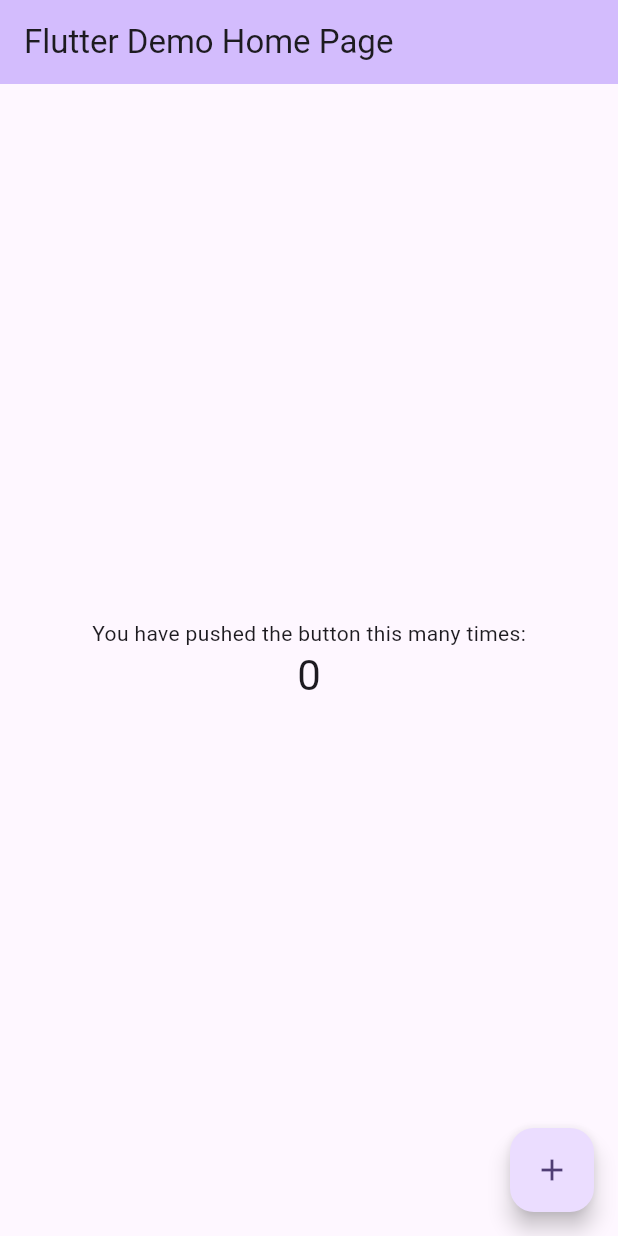
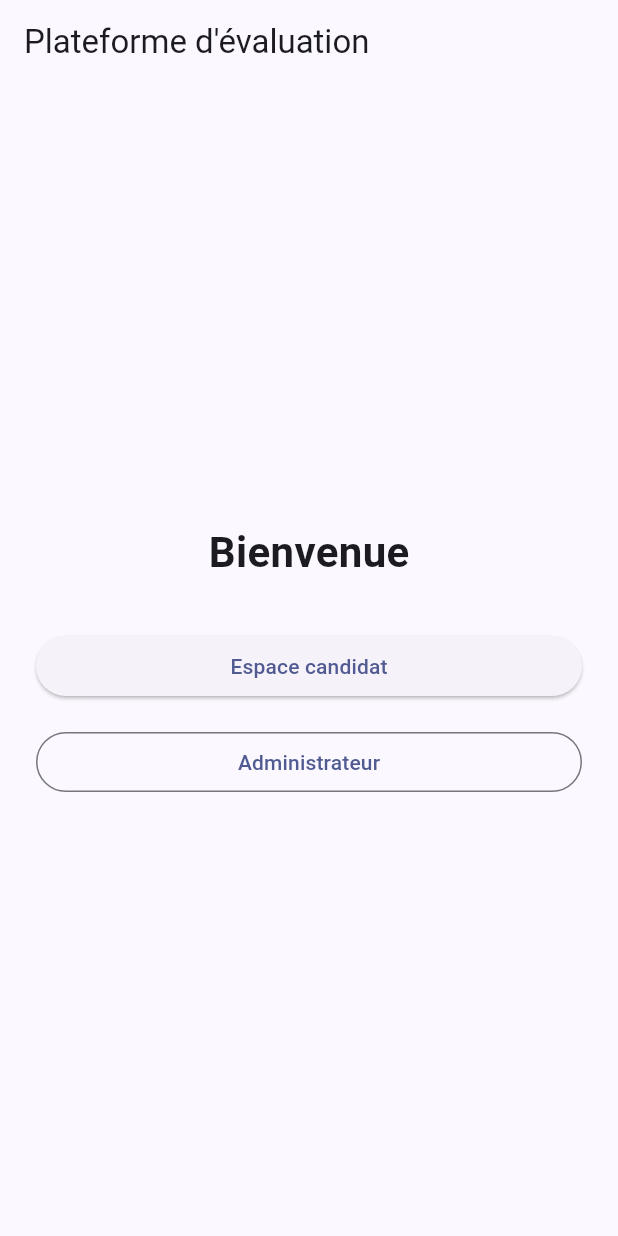
Before and after one commit to REDA0704/TheFlutterProject, a Flutter app: the screen it shows after launch, on a phone screen of 412 x 824 dp. Run offline on Flutter 3.47's test engine with Material 3 defaults, Android fonts, the phone set to English and light mode, and no system bars; our stand-ins replace sqflite, sqflite_common_ffi; accounts and stored records are empty.

Commit message:
feat(us4): accueil, connexion admin et page d'arrivée

```diff
--- a/lib/main.dart
+++ b/lib/main.dart
@@ -3,6 +3,7 @@ import 'services/database_service.dart';
 import 'dart:io';
 import 'package:flutter/foundation.dart';
 import 'package:sqflite_common_ffi/sqflite_ffi.dart';
+import 'screens/accueil/accueil_screen.dart';
 
 void main() async {
   WidgetsFlutterBinding.ensureInitialized();
@@ -13,124 +14,18 @@ void main() async {
     databaseFactory = databaseFactoryFfi;
   }
 
-  final ok = await DatabaseService.instance.verifierAdmin('admin', 'admin123');
-  debugPrint('Admin OK : $ok');
   runApp(const MyApp());
 }
 
 class MyApp extends StatelessWidget {
   const MyApp({super.key});
 
-  // This widget is the root of your application.
-  @override
+    @override
   Widget build(BuildContext context) {
     return MaterialApp(
-      title: 'Flutter Demo',
-      theme: ThemeData(
-        // This is the theme of your application.
-        //
-        // TRY THIS: Try running your application with "flutter run". You'll see
-        // the application has a purple toolbar. Then, without quitting the app,
-        // try changing the seedColor in the colorScheme below to Colors.green
-        // and then invoke "hot reload" (save your changes or press the "hot
-        // reload" button in a Flutter-supported IDE, or press "r" if you used
-        // the command line to start the app).
-        //
-        // Notice that the counter didn't reset back to zero; the application
-        // state is not lost during the reload. To reset the state, use hot
-        // restart instead.
-        //
-        // This works for code too, not just values: Most code changes can be
-        // tested with just a hot reload.
-        colorScheme: .fromSeed(seedColor: Colors.deepPurple),
-      ),
-      home: const MyHomePage(title: 'Flutter Demo Home Page'),
+      title: 'Plateforme d\'évaluation',
+      theme: ThemeData(colorSchemeSeed: Colors.indigo, useMaterial3: true),
+      home: const AccueilScreen(),
     );
   }
 }
-
-class MyHomePage extends StatefulWidget {
-  const MyHomePage({super.key, required this.title});
-
-  // This widget is the home page of your application. It is stateful, meaning
-  // that it has a State object (defined below) that contains fields that affect
-  // how it looks.
-
-  // This class is the configuration for the state. It holds the values (in this
-  // case the title) provided by the parent (in this case the App widget) and
-  // used by the build method of the State. Fields in a Widget subclass are
-  // always marked "final".
-
-  final String title;
-
-  @override
-  State<MyHomePage> createState() => _MyHomePageState();
-}
-
-class _MyHomePageState extends State<MyHomePage> {
-  int _counter = 0;
-
-  void _incrementCounter() {
-    setState(() {
-      // This call to setState tells the Flutter framework that something has
-      // changed in this State, which causes it to rerun the build method below
-      // so that the display can reflect the updated values. If we changed
-      // _counter without calling setState(), then the build method would not be
-      // called again, and so nothing would appear to happen.
-      _counter++;
-    });
-  }
-
-  @override
-  Widget build(BuildContext context) {
-    // This method is rerun every time setState is called, for instance as done
-    // by the _incrementCounter method above.
-    //
-    // The Flutter framework has been optimized to make rerunning build methods
-    // fast, so that you can just rebuild anything that needs updating rather
-    // than having to individually change instances of widgets.
-    return Scaffold(
-      appBar: AppBar(
-        // TRY THIS: Try changing the color here to a specific color (to
-        // Colors.amber, perhaps?) and trigger a hot reload to see the AppBar
-        // change color while the other colors stay the same.
-        backgroundColor: Theme.of(context).colorScheme.inversePrimary,
-        // Here we take the value from the MyHomePage object that was created by
-        // the App.build method, and use it to set our appbar title.
-        title: Text(widget.title),
-      ),
-      body: Center(
-        // Center is a layout widget. It takes a single child and positions it
-        // in the middle of the parent.
-        child: Column(
-          // Column is also a layout widget. It takes a list of children and
-          // arranges them vertically. By default, it sizes itself to fit its
-          // children horizontally, and tries to be as tall as its parent.
-          //
-          // Column has various properties to control how it sizes itself and
-          // how it positions its children. Here we use mainAxisAlignment to
-          // center the children vertically; the main axis here is the vertical
-          // axis because Columns are vertical (the cross axis would be
-          // horizontal).
-          //
-          // TRY THIS: Invoke "debug painting" (choose the "Toggle Debug Paint"
-          // action in the IDE, or press "p" in the console), to see the
-          // wireframe for each widget.
-          mainAxisAlignment: .center,
-          children: [
-            const Text('You have pushed the button this many times:'),
-            Text(
-              '$_counter',
-              style: Theme.of(context).textTheme.headlineMedium,
-            ),
-          ],
-        ),
-      ),
-      floatingActionButton: FloatingActionButton(
-        onPressed: _incrementCounter,
-        tooltip: 'Increment',
-        child: const Icon(Icons.add),
-      ),
-    );
-  }
-}
--- /dev/null
+++ b/lib/screens/accueil/accueil_screen.dart
@@ -0,0 +1,56 @@
+import 'package:flutter/material.dart';
+
+import '../admin/login_admin_screen.dart';
+
+class AccueilScreen extends StatelessWidget {
+  const AccueilScreen({super.key});
+
+  @override
+  Widget build(BuildContext context) {
+    return Scaffold(
+      appBar: AppBar(title: const Text('Plateforme d\'évaluation')),
+      body: Center(
+        child: Padding(
+          padding: const EdgeInsets.all(24),
+          child: Column(
+            mainAxisSize: MainAxisSize.min,
+            children: [
+              const Text(
+                'Bienvenue',
+                style: TextStyle(fontSize: 28, fontWeight: FontWeight.bold),
+              ),
+              const SizedBox(height: 32),
+              SizedBox(
+                width: double.infinity,
+                child: ElevatedButton(
+                  onPressed: () {
+                    // À brancher par la personne qui fait l'US1
+                    ScaffoldMessenger.of(context).showSnackBar(
+                      const SnackBar(content: Text('Espace candidat : à venir')),
+                    );
+                  },
+                  child: const Text('Espace candidat'),
+                ),
+              ),
+              const SizedBox(height: 16),
+              SizedBox(
+                width: double.infinity,
+                child: OutlinedButton(
+                  onPressed: () {
+                    Navigator.push(
+                      context,
+                      MaterialPageRoute(
+                        builder: (_) => const LoginAdminScreen(),
+                      ),
+                    );
+                  },
+                  child: const Text('Administrateur'),
+                ),
+              ),
+            ],
+          ),
+        ),
+      ),
+    );
+  }
+}
```
Also changed, not shown: lib/screens/admin/dashboard_admin_screen.dart (added, +25 -0 lines), lib/screens/admin/login_admin_screen.dart (added, +115 -0 lines), 1 other file.
